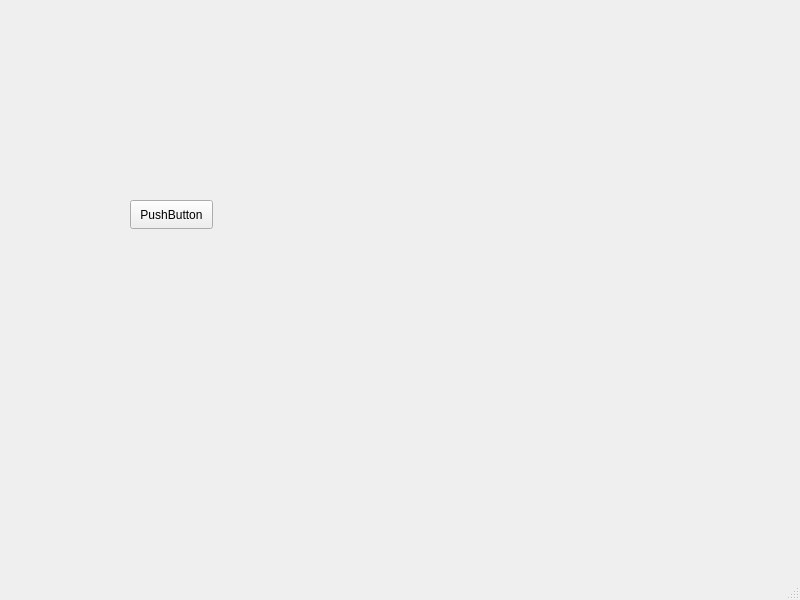
The window that SDI/Project/mainwindow.ui (Dmytro123456789/OOP_practice) describes before a commit, drawn with Qt 5.
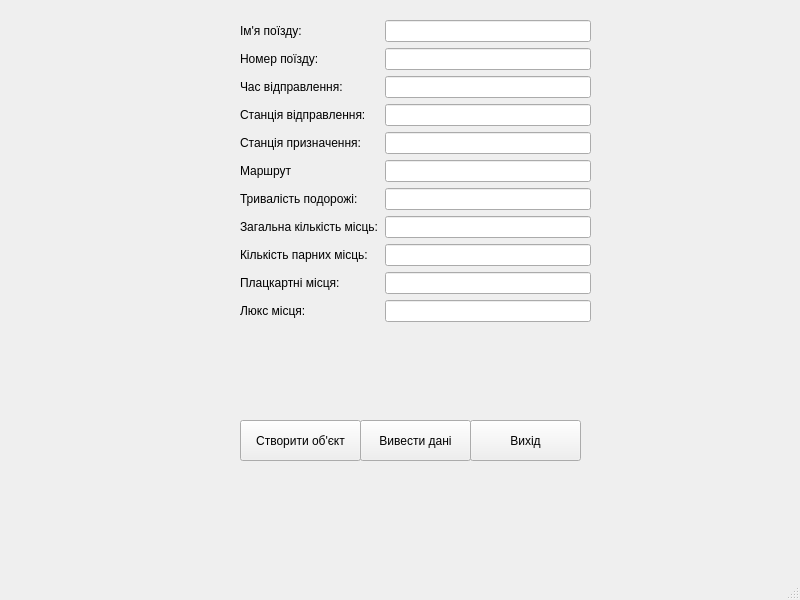
The same window after the commit.

The edit to the form file:
```diff
--- a/SDI/Project/mainwindow.ui
+++ b/SDI/Project/mainwindow.ui
@@ -14,17 +14,165 @@
    <string>MainWindow</string>
   </property>
   <widget class="QWidget" name="centralwidget">
-   <widget class="QPushButton" name="pushButton">
+   <widget class="QWidget" name="formLayoutWidget">
     <property name="geometry">
      <rect>
-      <x>130</x>
-      <y>200</y>
-      <width>83</width>
-      <height>29</height>
+      <x>240</x>
+      <y>20</y>
+      <width>351</width>
+      <height>381</height>
      </rect>
     </property>
+    <layout class="QFormLayout" name="formLayout_2">
+     <item row="0" column="0">
+      <widget class="QLabel" name="label_name_2">
+       <property name="text">
+        <string>Ім'я поїзду:</string>
+       </property>
+      </widget>
+     </item>
+     <item row="0" column="1">
+      <widget class="QLineEdit" name="lineEdit_name_2"/>
+     </item>
+     <item row="1" column="0">
+      <widget class="QLabel" name="label_trainNumber_2">
+       <property name="text">
+        <string>Номер поїзду:</string>
+       </property>
+      </widget>
+     </item>
+     <item row="1" column="1">
+      <widget class="QLineEdit" name="lineEdit_trainNumber_2"/>
+     </item>
+     <item row="2" column="0">
+      <widget class="QLabel" name="label_departureTime_2">
+       <property name="text">
+        <string>Час відправлення:</string>
+       </property>
+      </widget>
+     </item>
+     <item row="2" column="1">
+      <widget class="QLineEdit" name="lineEdit_departureTime_2"/>
+     </item>
+     <item row="3" column="0">
+      <widget class="QLabel" name="label_departureStation_2">
+       <property name="text">
+        <string>Станція відправлення:</string>
+       </property>
+      </widget>
+     </item>
+     <item row="3" column="1">
+      <widget class="QLineEdit" name="lineEdit_departureStation_2"/>
+     </item>
+     <item row="5" column="0">
+      <widget class="QLabel" name="label_route_2">
+       <property name="text">
+        <string>Маршрут</string>
+       </property>
+      </widget>
+     </item>
+     <item row="5" column="1">
+      <widget class="QLineEdit" name="lineEdit_route_2"/>
+     </item>
+     <item row="6" column="0">
+      <widget class="QLabel" name="label_travelDuration_2">
+       <property name="text">
+        <string>Тривалість подорожі:</string>
+       </property>
+      </widget>
+     </item>
+     <item row="6" column="1">
+      <widget class="QLineEdit" name="lineEdit_travelDuration_2"/>
+     </item>
+     <item row="7" column="0">
+      <widget class="QLabel" name="label_generalSeats_2">
+       <property name="text">
+        <string>Загальна кількість місць:</string>
+       </property>
+      </widget>
+     </item>
+     <item row="7" column="1">
+      <widget class="QLineEdit" name="lineEdit_generalSeats_2"/>
+     </item>
+     <item row="8" column="0">
+      <widget class="QLabel" name="label_coupeSeats_2">
+       <property name="text">
+        <string>Кількість парних місць:</string>
+       </property>
+      </widget>
+     </item>
+     <item row="8" column="1">
+      <widget class="QLineEdit" name="lineEdit_coupeSeats_2"/>
+     </item>
+     <item row="9" column="0">
+      <widget class="QLabel" name="label_reservedSeats_2">
+       <property name="text">
+        <string>Плацкартні місця:</string>
+       </property>
+      </widget>
+     </item>
+     <item row="9" column="1">
+      <widget class="QLineEdit" name="lineEdit_reservedSeats_2"/>
+     </item>
+     <item row="10" column="0">
+      <widget class="QLabel" name="label_luxurySeats_2">
+       <property name="text">
+        <string>Люкс місця:</string>
+       </property>
+      </widget>
+     </item>
+     <item row="10" column="1">
+      <widget class="QLineEdit" name="lineEdit_luxurySeats_2"/>
+     </item>
+     <item row="4" column="0">
+      <widget class="QLabel" name="label_destinationStation_2">
+       <property name="text">
+        <string>Станція призначення:</string>
+       </property>
+      </widget>
+     </item>
+     <item row="4" column="1">
+      <widget class="QLineEdit" name="lineEdit_destinationStation_2"/>
+     </item>
+    </layout>
+   </widget>
+   <widget class="QPushButton" name="pbShowTrain">
+    <property name="geometry">
+     <rect>
+      <x>360</x>
+      <y>420</y>
+      <width>111</width>
+      <height>41</height>
+     </rect>
+    </property>
     <property name="text">
-     <string>PushButton</string>
+     <string>Вивести дані</string>
+    </property>
+   </widget>
+   <widget class="QPushButton" name="pbCreateTrain">
+    <property name="geometry">
+     <rect>
+      <x>240</x>
+      <y>420</y>
+      <width>121</width>
+      <height>41</height>
+     </rect>
+    </property>
+    <property name="text">
+     <string>Створити об'єкт</string>
+    </property>
+   </widget>
+   <widget class="QPushButton" name="pbQuit">
+    <property name="geometry">
+     <rect>
+      <x>470</x>
+      <y>420</y>
+      <width>111</width>
+      <height>41</height>
+     </rect>
+    </property>
+    <property name="text">
+     <string>Вихід</string>
     </property>
    </widget>
   </widget>
```
